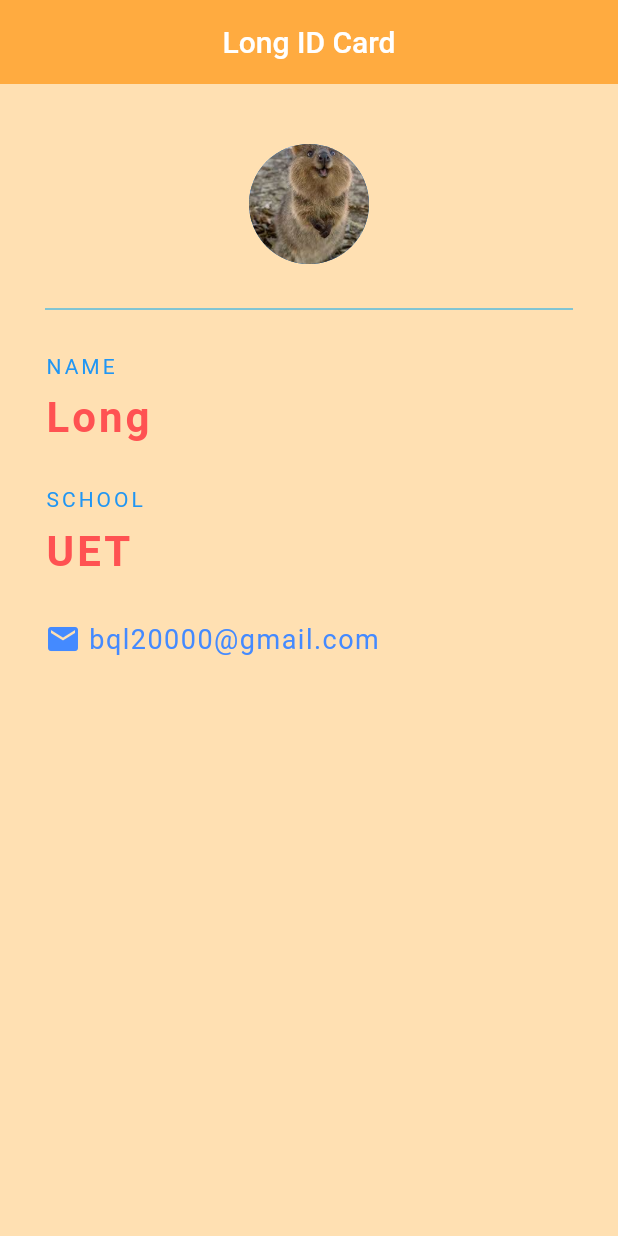
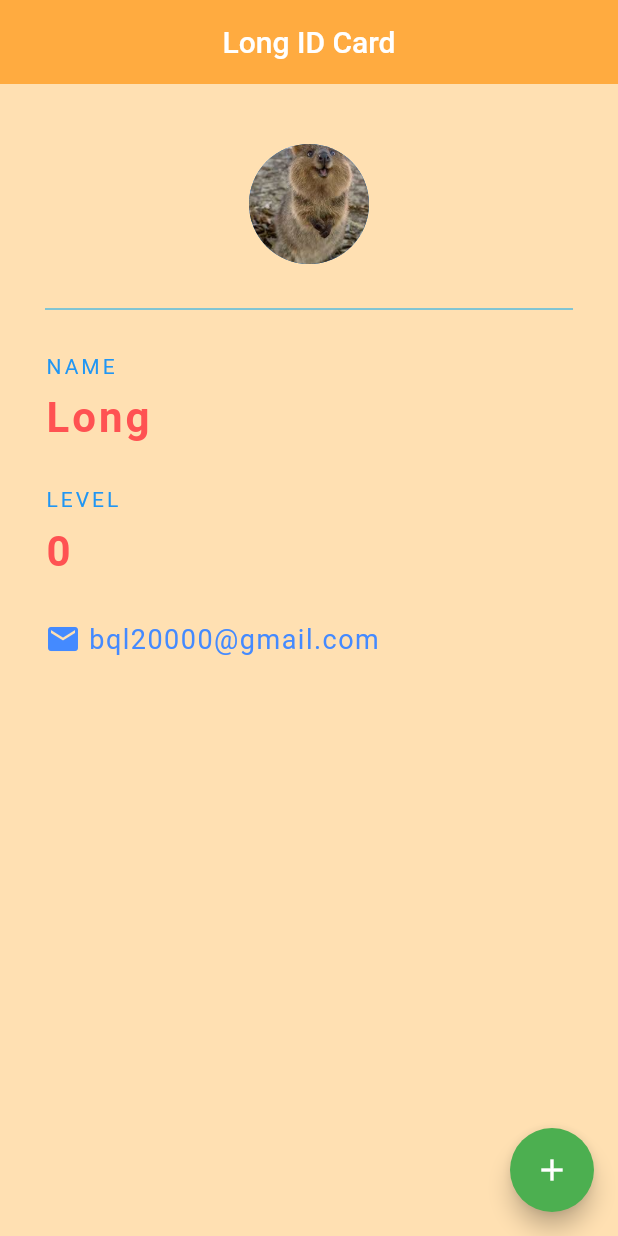
Before and after one commit to bql20000/flutter-course, a Flutter app: the screen it shows after launch, on a phone screen of 412 x 824 dp. Run offline on Flutter 3.47's test engine with Material 2 defaults, Android fonts, the phone set to English and light mode, and no system bars.

```diff
--- a/lib/main.dart
+++ b/lib/main.dart
@@ -4,7 +4,15 @@ void main() => runApp(MaterialApp(
   home: LongCard(),
 ));
 
-class LongCard extends StatelessWidget {
+class LongCard extends StatefulWidget {
+  @override
+  _LongCardState createState() => _LongCardState();
+}
+
+class _LongCardState extends State<LongCard> {
+
+  int level = 0;
+
   @override
   Widget build(BuildContext context) {
     return Scaffold(
@@ -14,6 +22,15 @@ class LongCard extends StatelessWidget {
         centerTitle: true,
         backgroundColor: Colors.orangeAccent,
         elevation: 0,
+      ),
+      floatingActionButton: FloatingActionButton(
+        onPressed: () {
+          setState(() {
+            level += 1;
+          });
+        },
+        child: Icon(Icons.add),
+        backgroundColor: Colors.green,
       ),
       body: Padding(
         padding: EdgeInsets.fromLTRB(30, 40, 30, 0),
@@ -49,7 +66,7 @@ class LongCard extends StatelessWidget {
             ),
             SizedBox(height: 30),
             Text(
-                'SCHOOL',
+                'LEVEL',
                 style: TextStyle(
                     color: Colors.blue,
                     letterSpacing: 2
@@ -57,7 +74,7 @@ class LongCard extends StatelessWidget {
             ),
             SizedBox(height: 10),
             Text(
-                'UET',
+                '$level',
                 style: TextStyle(
                     color: Colors.redAccent,
                     letterSpacing: 2,
```
